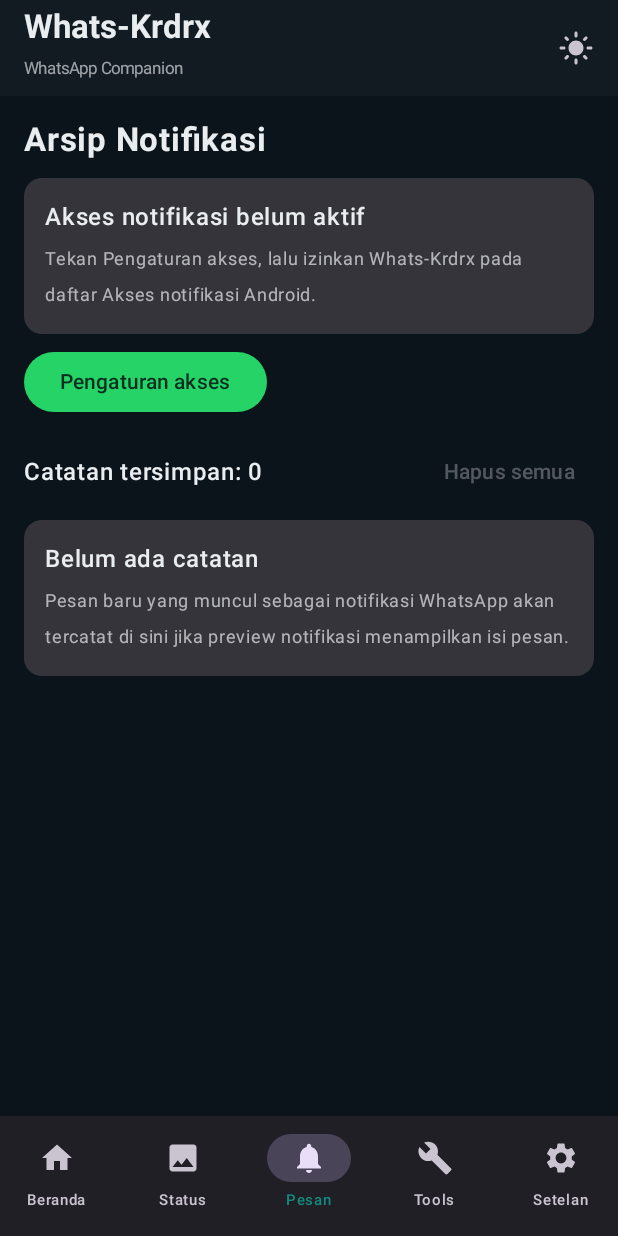
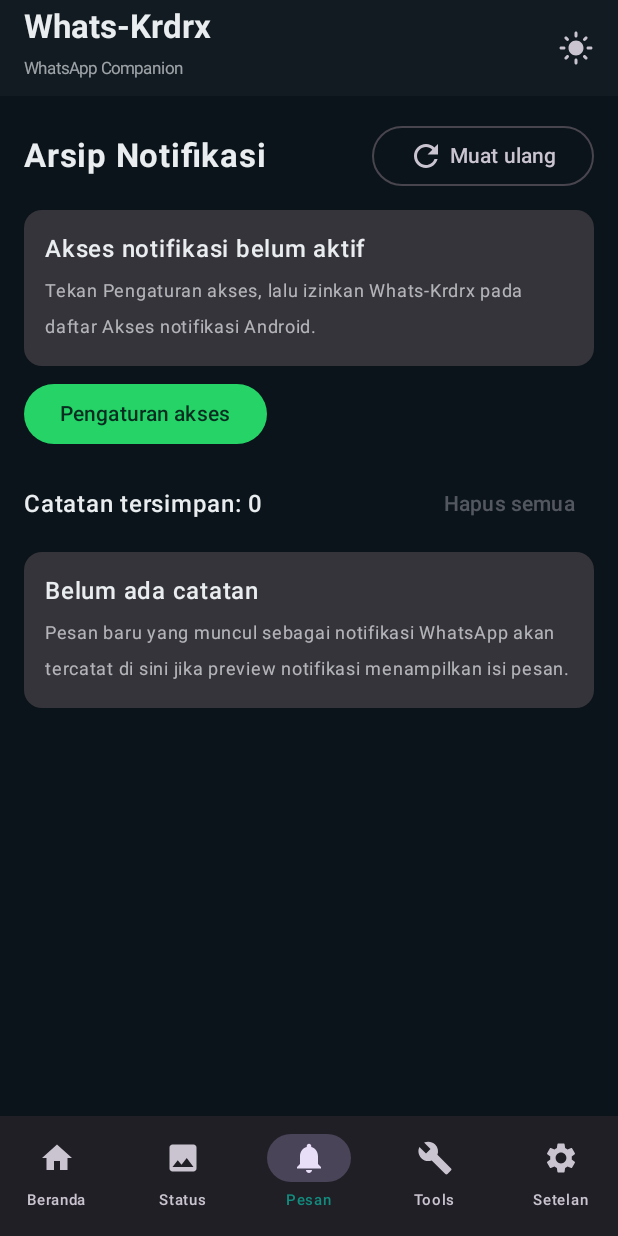
Before and after one commit to midasoversea/Whats-Krdrx, an Android app built with Jetpack Compose: the screen it shows after launch (MainActivity), item 3 of the bottom bar chosen, on a phone screen of 412 x 824 dp. Run offline under Robolectric (Android 15) with nearby library versions, the phone set to English and light mode, and no system bars.

Commit message:
Whats-Krdrx 1.4.4 shared refresh buttons
* Replace pull refresh with aligned refresh buttons

* Bump Whats-Krdrx to 1.4.4

```diff
--- a/app/build.gradle.kts
+++ b/app/build.gradle.kts
@@ -23,8 +23,8 @@ android {
         applicationId = "com.whats.krdrx"
         minSdk = 30
         targetSdk = 35
-        versionCode = 9
-        versionName = "1.4.3"
+        versionCode = 10
+        versionName = "1.4.4"
     }
 
     signingConfigs {
--- a/app/src/main/java/com/whats/krdrx/MainActivity.kt
+++ b/app/src/main/java/com/whats/krdrx/MainActivity.kt
@@ -28,9 +28,6 @@ import androidx.compose.foundation.shape.RoundedCornerShape
 import androidx.compose.material.icons.Icons
 import androidx.compose.material.icons.filled.*
 import androidx.compose.material3.*
-import androidx.compose.material3.pulltorefresh.PullToRefreshBox
-import androidx.compose.material3.pulltorefresh.PullToRefreshDefaults
-import androidx.compose.material3.pulltorefresh.rememberPullToRefreshState
 import androidx.compose.runtime.*
 import androidx.compose.runtime.saveable.rememberSaveable
 import androidx.compose.runtime.produceState
@@ -55,7 +52,6 @@ import androidx.compose.ui.unit.dp
 import androidx.compose.ui.unit.sp
 import kotlinx.coroutines.Dispatchers
 import kotlinx.coroutines.launch
-import kotlinx.coroutines.delay
 import kotlinx.coroutines.withContext
 import java.text.SimpleDateFormat
 import java.util.Date
@@ -260,16 +256,23 @@ private fun StatusDownloaderScreen(modifier: Modifier = Modifier) {
         Text("Status Downloader", fontSize = 22.sp, fontWeight = FontWeight.Bold)
         Spacer(Modifier.height(6.dp))
         Spacer(Modifier.height(12.dp))
-        Row(horizontalArrangement = Arrangement.spacedBy(8.dp)) {
+        Row(
+            modifier = Modifier.fillMaxWidth(),
+            verticalAlignment = Alignment.CenterVertically,
+            horizontalArrangement = Arrangement.SpaceBetween
+        ) {
             if (tree == null) {
                 Button(onClick = { picker.launch(null) }) {
                     Icon(Icons.Default.FolderOpen, null)
                     Spacer(Modifier.width(5.dp))
                     Text("Pilih folder .Statuses")
                 }
+            } else {
+                Spacer(Modifier.width(1.dp))
             }
             OutlinedButton(onClick = { loadFiles() }, enabled = tree != null && !loading) {
                 Icon(Icons.Default.Refresh, null)
+                Spacer(Modifier.width(4.dp))
                 Text("Muat ulang")
             }
         }
@@ -641,29 +644,42 @@ private fun formatVideoTime(milliseconds: Int): String {
     return "%d:%02d".format(totalSeconds / 60, totalSeconds % 60)
 }
 
-@OptIn(ExperimentalMaterial3Api::class)
 @Composable
 private fun NotificationArchiveScreen(modifier: Modifier = Modifier) {
     val context = LocalContext.current
     var access by remember { mutableStateOf(isNotificationAccessEnabled(context)) }
     val rows = remember { mutableStateListOf<ArchivedNotification>() }
     var confirmClear by remember { mutableStateOf(false) }
-    var refreshing by remember { mutableStateOf(false) }
     val scope = rememberCoroutineScope()
-    val pullToRefreshState = rememberPullToRefreshState()
 
     fun refresh() {
-        access = isNotificationAccessEnabled(context)
-        runCatching { NotificationArchiveDb(context).use { it.all() } }.onSuccess {
-            rows.clear()
-            rows.addAll(it)
+        scope.launch {
+            access = isNotificationAccessEnabled(context)
+            val latest = withContext(Dispatchers.IO) {
+                runCatching { NotificationArchiveDb(context).use { it.all() } }
+            }
+            latest.onSuccess {
+                rows.clear()
+                rows.addAll(it)
+            }
         }
     }
 
     LaunchedEffect(Unit) { refresh() }
 
     Column(modifier.fillMaxSize().padding(16.dp)) {
-        Text("Arsip Notifikasi", fontSize = 22.sp, fontWeight = FontWeight.Bold)
+        Row(
+            modifier = Modifier.fillMaxWidth(),
+            verticalAlignment = Alignment.CenterVertically,
+            horizontalArrangement = Arrangement.SpaceBetween
+        ) {
+            Text("Arsip Notifikasi", fontSize = 22.sp, fontWeight = FontWeight.Bold)
+            OutlinedButton(onClick = { refresh() }) {
+                Icon(Icons.Default.Refresh, null)
+                Spacer(Modifier.width(4.dp))
+                Text("Muat ulang")
+            }
+        }
         Spacer(Modifier.height(12.dp))
 
         if (!access) {
@@ -681,46 +697,7 @@ private fun NotificationArchiveScreen(modifier: Modifier = Modifier) {
             Spacer(Modifier.height(12.dp))
         }
 
-        PullToRefreshBox(
-            state = pullToRefreshState,
-            isRefreshing = refreshing,
-            onRefresh = {
-                if (!refreshing) {
-                    scope.launch {
-                        refreshing = true
-                        try {
-                            access = isNotificationAccessEnabled(context)
-                            val latest = withContext(Dispatchers.IO) {
-                                runCatching { NotificationArchiveDb(context).use { it.all() } }
-                            }
-                            latest.onSuccess {
-                                rows.clear()
-                                rows.addAll(it)
-                            }
-                            // Keep the spinner visible long enough to be perceived.
-                            delay(700)
-                        } finally {
-                            refreshing = false
-                        }
-                    }
-                }
-            },
-            modifier = Modifier.weight(1f).fillMaxWidth(),
-            indicator = {
-                if (refreshing) {
-                    CircularProgressIndicator(
-                        modifier = Modifier.align(Alignment.TopCenter).padding(top = 16.dp).size(24.dp),
-                        strokeWidth = 2.dp
-                    )
-                } else {
-                    PullToRefreshDefaults.Indicator(
-                        state = pullToRefreshState,
-                        isRefreshing = false,
-                        modifier = Modifier.align(Alignment.TopCenter)
-                    )
-                }
-            }
-        ) {
+        Box(Modifier.weight(1f).fillMaxWidth()) {
             LazyColumn(
                 modifier = Modifier.fillMaxSize(),
                 verticalArrangement = Arrangement.spacedBy(8.dp)
```
